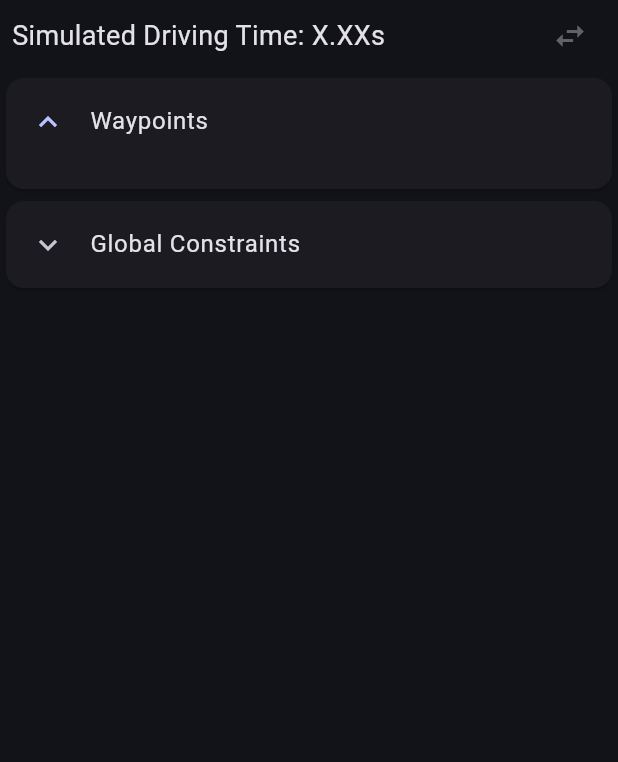
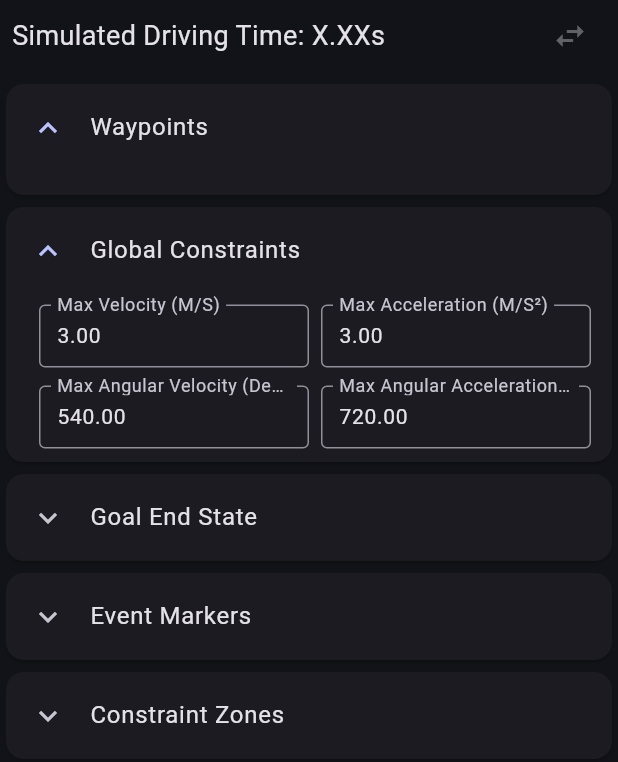
Before and after one commit to mjansen4857/pathplanner, a Flutter app: the PathTree widget shown alone on an empty page, opened directly with empty values, after a tap on "Global Constraints", on a phone screen of 412 x 824 dp. Shown: the top 762 px of the screen. Run offline on Flutter 3.47's test engine with Material 2 defaults, Android fonts, the phone set to English and light mode, and no system bars; our stand-ins replace fl_chart, flutter_colorpicker, logger, package_info_plus, shared_preferences, tuple and 1 more; missing offline and left inert: file_selector, flutter_simple_treeview, function_tree, github, image_size_getter, macos_secure_bookmarks and 5 more; accounts and stored records are empty.

Commit message:
block out rest of the path tree

```diff
--- /dev/null
+++ b/lib/widgets/editor/global_constraints_tree.dart
@@ -0,0 +1,95 @@
+import 'package:flutter/material.dart';
+import 'package:pathplanner/path/pathplanner_path.dart';
+import 'package:pathplanner/widgets/editor/tree_card_node.dart';
+import 'package:pathplanner/widgets/number_text_field.dart';
+
+class GlobalConstraintsTree extends StatelessWidget {
+  final PathPlannerPath path;
+  final VoidCallback? onPathChanged;
+
+  const GlobalConstraintsTree({
+    super.key,
+    required this.path,
+    this.onPathChanged,
+  });
+
+  @override
+  Widget build(BuildContext context) {
+    return TreeCardNode(
+      title: const Text('Global Constraints'),
+      initiallyExpanded: false,
+      elevation: 1.0,
+      children: [
+        Padding(
+          padding: const EdgeInsets.symmetric(horizontal: 6.0),
+          child: Row(
+            children: [
+              Expanded(
+                child: NumberTextField(
+                  initialText:
+                      path.globalConstraints.maxVelocity.toStringAsFixed(2),
+                  label: 'Max Velocity (M/S)',
+                  onSubmitted: (value) {
+                    if (value != null) {
+                      path.globalConstraints.maxVelocity = value;
+                      onPathChanged?.call();
+                    }
+                  },
+                ),
+              ),
+              const SizedBox(width: 8),
+              Expanded(
+                child: NumberTextField(
+                  initialText:
+                      path.globalConstraints.maxAcceleration.toStringAsFixed(2),
+                  label: 'Max Acceleration (M/S²)',
+                  onSubmitted: (value) {
+                    if (value != null) {
+                      path.globalConstraints.maxAcceleration = value;
+                      onPathChanged?.call();
+                    }
+                  },
+                ),
+              ),
+            ],
+          ),
+        ),
+        const SizedBox(height: 12),
+        Padding(
+          padding: const EdgeInsets.symmetric(horizontal: 6.0),
+          child: Row(
+            children: [
+              Expanded(
+                child: NumberTextField(
+                  initialText: path.globalConstraints.maxAngularVelocity
+                      .toStringAsFixed(2),
+                  label: 'Max Angular Velocity (Deg/S)',
+                  onSubmitted: (value) {
+                    if (value != null) {
+                      path.globalConstraints.maxAngularVelocity = value;
+                      onPathChanged?.call();
+                    }
+                  },
+                ),
+              ),
+              const SizedBox(width: 8),
+              Expanded(
+                child: NumberTextField(
+                  initialText: path.globalConstraints.maxAngularAcceleration
+                      .toStringAsFixed(2),
+                  label: 'Max Angular Acceleration (Deg/S²)',
+                  onSubmitted: (value) {
+                    if (value != null) {
+                      path.globalConstraints.maxAngularAcceleration = value;
+                      onPathChanged?.call();
+                    }
+                  },
+                ),
+              ),
+            ],
+          ),
+        ),
+      ],
+    );
+  }
+}
--- a/lib/widgets/editor/path_tree.dart
+++ b/lib/widgets/editor/path_tree.dart
@@ -1,5 +1,6 @@
 import 'package:flutter/material.dart';
 import 'package:pathplanner/path/pathplanner_path.dart';
+import 'package:pathplanner/widgets/editor/global_constraints_tree.dart';
 import 'package:pathplanner/widgets/editor/tree_card_node.dart';
 import 'package:pathplanner/widgets/editor/waypoints_tree.dart';
 import 'package:pathplanner/widgets/number_text_field.dart';
@@ -55,6 +56,7 @@ class _PathTreeState extends State<PathTree> {
             ],
           ),
         ),
+        const SizedBox(height: 4.0),
         Expanded(
           child: SingleChildScrollView(
             child: Column(
@@ -69,9 +71,13 @@ class _PathTreeState extends State<PathTree> {
                   onWaypointSelected: widget.onWaypointSelected,
                   onPathChanged: widget.onPathChanged,
                 ),
+                GlobalConstraintsTree(
+                  path: widget.path,
+                  onPathChanged: widget.onPathChanged,
+                ),
                 TreeCardNode(
-                  title: const Text('Global Constraints'),
-                  initiallyExpanded: true,
+                  title: const Text('Goal End State'),
+                  initiallyExpanded: false,
                   elevation: 1.0,
                   children: [
                     Padding(
@@ -80,78 +86,35 @@ class _PathTreeState extends State<PathTree> {
                         children: [
                           Expanded(
                             child: NumberTextField(
-                              initialText: widget
-                                  .path.globalConstraints.maxVelocity
-                                  .toStringAsFixed(2),
-                              label: 'Max Velocity (M/S)',
-                              onSubmitted: (value) {
-                                if (value != null) {
-                                  widget.path.globalConstraints.maxVelocity =
-                                      value;
-                                  widget.onPathChanged?.call();
-                                }
-                              },
+                              initialText: 0.toStringAsFixed(2),
+                              label: 'Velocity (M/S)',
+                              onSubmitted: (value) {},
                             ),
                           ),
                           const SizedBox(width: 8),
                           Expanded(
                             child: NumberTextField(
-                              initialText: widget
-                                  .path.globalConstraints.maxAcceleration
-                                  .toStringAsFixed(2),
-                              label: 'Max Acceleration (M/S²)',
-                              onSubmitted: (value) {
-                                if (value != null) {
-                                  widget.path.globalConstraints
-                                      .maxAcceleration = value;
-                                  widget.onPathChanged?.call();
-                                }
-                              },
-                            ),
-                          ),
-                        ],
-                      ),
-                    ),
-                    const SizedBox(height: 12),
-                    Padding(
-                      padding: const EdgeInsets.symmetric(horizontal: 6.0),
-                      child: Row(
-                        children: [
-                          Expanded(
-                            child: NumberTextField(
-                              initialText: widget
-                                  .path.globalConstraints.maxAngularVelocity
-                                  .toStringAsFixed(2),
-                              label: 'Max Angular Velocity (Deg/S)',
-                              onSubmitted: (value) {
-                                if (value != null) {
-                                  widget.path.globalConstraints
-                                      .maxAngularVelocity = value;
-                                  widget.onPathChanged?.call();
-                                }
-                              },
-                            ),
-                          ),
-                          const SizedBox(width: 8),
-                          Expanded(
-                            child: NumberTextField(
-                              initialText: widget
-                                  .path.globalConstraints.maxAngularAcceleration
-                                  .toStringAsFixed(2),
-                              label: 'Max Angular Acceleration (Deg/S²)',
-                              onSubmitted: (value) {
-                                if (value != null) {
-                                  widget.path.globalConstraints
-                                      .maxAngularAcceleration = value;
-                                  widget.onPathChanged?.call();
-                                }
-                              },
+                              initialText: 0.toStringAsFixed(2),
+                              label: 'Rotation (Deg)',
+                              onSubmitted: (value) {},
                             ),
                           ),
                         ],
                       ),
                     ),
                   ],
+                ),
+                const TreeCardNode(
+                  title: Text('Event Markers'),
+                  initiallyExpanded: false,
+                  elevation: 1.0,
+                  children: [],
+                ),
+                const TreeCardNode(
+                  title: Text('Constraint Zones'),
+                  initiallyExpanded: false,
+                  elevation: 1.0,
+                  children: [],
                 ),
                 // TreeView(
                 //   indent: 16,
```
